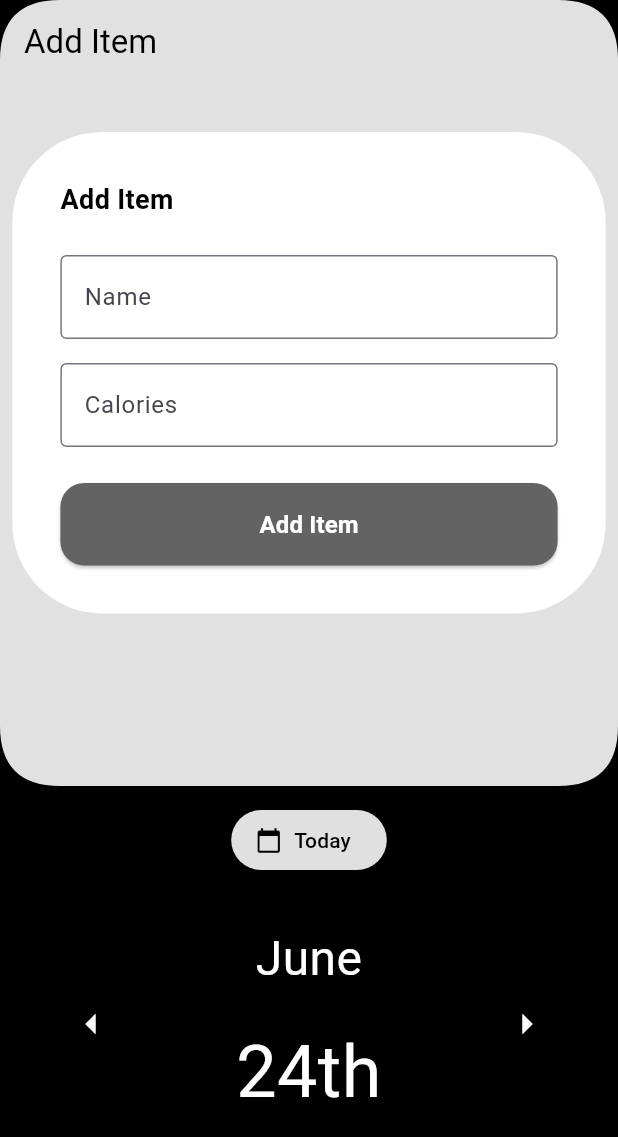
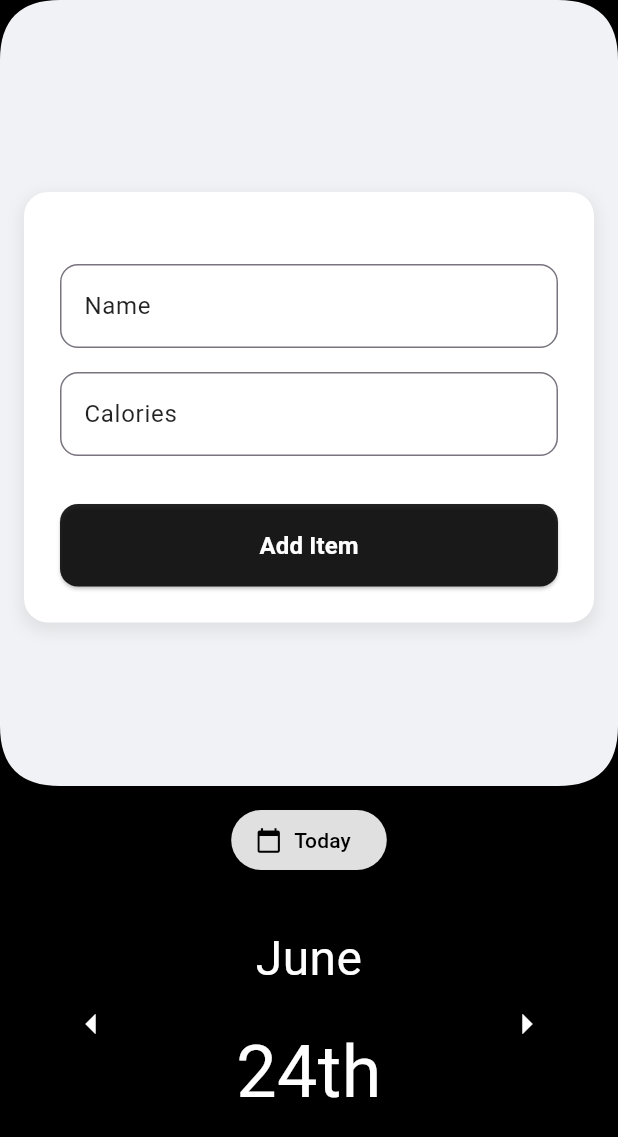
Before and after one commit to jackkslash/kaloria, a Flutter app: the AddPage screen opened by its route, on a phone screen of 412 x 824 dp. Shown: the top 1137 px of the screen. Run offline on Flutter 3.47's test engine with Material 3 defaults, Android fonts, the phone set to English and light mode, and no system bars; our stand-ins replace drift, drift_flutter, flutter_riverpod, go_router, riverpod_annotation; accounts and stored records are empty; generated files the repository leaves out were written again.

Commit message:
Add item logic updated

```diff
--- a/lib/screens/add.dart
+++ b/lib/screens/add.dart
@@ -1,8 +1,12 @@
+import 'dart:async';
+
 import 'package:flutter/material.dart';
 import 'package:flutter_riverpod/flutter_riverpod.dart';
+import 'package:go_router/go_router.dart';
 import 'package:kaloria/controller/date_controller.dart';
 import 'package:kaloria/controller/diary_controller.dart';
 import 'package:kaloria/controller/item_controller.dart';
+import 'package:kaloria/controller/navbar_controller.dart';
 import 'package:kaloria/models/item.dart';
 
 class AddPage extends ConsumerStatefulWidget {
@@ -22,13 +26,7 @@ class _AddPageState extends ConsumerState<AddPage> {
     final selectedDate = ref.watch(selectedDateProvider);
 
     return Scaffold(
-      backgroundColor: const Color.fromARGB(255, 225, 225, 225),
-      appBar: AppBar(
-        title: const Text('Add Item'),
-        backgroundColor: Colors.transparent,
-        elevation: 0,
-        foregroundColor: Colors.black,
-      ),
+      backgroundColor: const Color(0xFFF0F2F5),
       body: FutureBuilder<Map<String, dynamic>?>(
         future: ref
             .read(diaryEntriesNotifierProvider.notifier)
@@ -39,50 +37,56 @@ class _AddPageState extends ConsumerState<AddPage> {
           }
           final diaryEntry = snapshot.data?['diaryEntry'];
           if (diaryEntry == null) {
-            return const Center(child: Text('No diary entry for this date.'));
+            return const Center(
+              child: Text(
+                'No diary entry for this date.',
+                style: TextStyle(color: Colors.grey),
+              ),
+            );
           }
+          return _buildAddItemForm(diaryEntry);
+        },
+      ),
+    );
+  }
+
+  Widget _buildAddItemForm(dynamic diaryEntry) {
     return SingleChildScrollView(
       child: Center(
         child: Padding(
-                padding: const EdgeInsets.only(top: 32, bottom: 8),
-                child: FractionallySizedBox(
-                  widthFactor: 0.96,
+          padding: const EdgeInsets.symmetric(
+            horizontal: 16.0,
+            vertical: 128.0,
+          ),
           child: Container(
-                    padding: const EdgeInsets.all(32),
+            padding: const EdgeInsets.all(24.0),
             decoration: BoxDecoration(
-                      color: const Color.fromARGB(255, 255, 255, 255),
-                      borderRadius: BorderRadius.circular(60),
+              color: Colors.white,
+              borderRadius: BorderRadius.circular(16.0),
+              boxShadow: [
+                BoxShadow(
+                  color: Colors.grey.withValues(alpha: 0.2),
+                  spreadRadius: 2,
+                  blurRadius: 8,
+                  offset: const Offset(0, 4),
+                ),
+              ],
             ),
             child: Form(
               key: _formKey,
               child: Column(
-                        crossAxisAlignment: CrossAxisAlignment.start,
+                crossAxisAlignment: CrossAxisAlignment.stretch,
                 children: [
-                          const Text(
-                            'Add Item',
-                            style: TextStyle(
-                              fontSize: 18,
-                              fontWeight: FontWeight.bold,
-                              color: Colors.black,
-                            ),
-                          ),
                   const SizedBox(height: 24),
-                          TextFormField(
-                            decoration: const InputDecoration(
+                  _buildTextFormField(
                     labelText: 'Name',
-                              border: OutlineInputBorder(),
-                            ),
                     onSaved: (val) => _name = val ?? '',
-                            validator: (val) => val == null || val.isEmpty
-                                ? 'Enter a name'
-                                : null,
+                    validator: (val) =>
+                        val == null || val.isEmpty ? 'Enter a name' : null,
                   ),
                   const SizedBox(height: 16),
-                          TextFormField(
-                            decoration: const InputDecoration(
+                  _buildTextFormField(
                     labelText: 'Calories',
-                              border: OutlineInputBorder(),
-                            ),
                     keyboardType: TextInputType.number,
                     onSaved: (val) =>
                         _calories = double.tryParse(val ?? '') ?? 0,
@@ -91,28 +95,54 @@ class _AddPageState extends ConsumerState<AddPage> {
                         ? 'Enter calories'
                         : null,
                   ),
-                          const SizedBox(height: 24),
-                          SizedBox(
-                            width: double.infinity,
-                            child: ElevatedButton(
+                  const SizedBox(height: 32),
+                  _buildSubmitButton(diaryEntry),
+                ],
+              ),
+            ),
+          ),
+        ),
+      ),
+    );
+  }
+
+  Widget _buildTextFormField({
+    required String labelText,
+    TextInputType? keyboardType,
+    required FormFieldSetter<String> onSaved,
+    required FormFieldValidator<String> validator,
+  }) {
+    return TextFormField(
+      cursorColor: Colors.black87,
+      decoration: InputDecoration(
+        labelText: labelText,
+        labelStyle: const TextStyle(color: Colors.black87),
+        border: OutlineInputBorder(borderRadius: BorderRadius.circular(12.0)),
+        focusedBorder: OutlineInputBorder(
+          borderRadius: BorderRadius.circular(12.0),
+          borderSide: const BorderSide(color: Colors.black87, width: 2.0),
+        ),
+      ),
+      keyboardType: keyboardType,
+      onSaved: onSaved,
+      validator: validator,
+    );
+  }
+
+  Widget _buildSubmitButton(dynamic diaryEntry) {
+    return ElevatedButton(
       style: ElevatedButton.styleFrom(
-                                backgroundColor: const Color.fromARGB(
-                                  255,
-                                  99,
-                                  99,
-                                  99,
-                                ),
+        backgroundColor: Colors.black87,
         foregroundColor: Colors.white,
         shape: RoundedRectangleBorder(
-                                  borderRadius: BorderRadius.circular(16),
+          borderRadius: BorderRadius.circular(12.0),
         ),
-                                padding: const EdgeInsets.symmetric(
-                                  vertical: 16,
-                                ),
+        padding: const EdgeInsets.symmetric(vertical: 16),
       ),
       onPressed: () async {
-                                if (_formKey.currentState?.validate() ??
-                                    false) {
+        if (!(_formKey.currentState?.validate() ?? false)) {
+          return;
+        }
         _formKey.currentState?.save();
         final item = ItemEntry(
           id: 0,
@@ -121,40 +151,29 @@ class _AddPageState extends ConsumerState<AddPage> {
           calories: _calories,
           createdAt: DateTime.now(),
         );
-                                  await ref
-                                      .read(
-                                        itemEntriesNotifierProvider.notifier,
-                                      )
-                                      .addItem(item);
-                                  _formKey.currentState?.reset();
-                                  if (mounted) {
+
+        await ref.read(itemEntriesNotifierProvider.notifier).addItem(item);
+
+        if (!mounted) return;
+
         ScaffoldMessenger.of(context).showSnackBar(
           const SnackBar(
             content: Text('Item added!'),
+            duration: Duration(seconds: 1),
+          ),
+        );
+        ref.read(navBarProvider.notifier).collapseAll();
+
+        await Future.delayed(const Duration(seconds: 1));
+
+        if (!mounted) return;
+
+        context.go('/home');
+      },
+      child: const Text(
+        'Add Item',
+        style: TextStyle(fontWeight: FontWeight.bold, fontSize: 16),
       ),
     );
   }
 }
-                              },
-                              child: const Text(
-                                'Add Item',
-                                style: TextStyle(
-                                  fontWeight: FontWeight.bold,
-                                  fontSize: 16,
-                                ),
-                              ),
-                            ),
-                          ),
-                        ],
-                      ),
-                    ),
-                  ),
-                ),
-              ),
-            ),
-          );
-        },
-      ),
-    );
-  }
-}
--- a/lib/widgets/expanded_bottom_nav.dart
+++ b/lib/widgets/expanded_bottom_nav.dart
@@ -244,7 +244,9 @@ class _ExpandableBottomNavState extends ConsumerState<ExpandableBottomNav> {
             : Colors.white,
         padding: const EdgeInsets.symmetric(horizontal: 32.0),
       ),
-      child: const Icon(Icons.add, color: Colors.black),
+      child: state.expanded == ExpandedSection.add
+          ? const Text('Back', style: TextStyle(color: Colors.black))
+          : const Icon(Icons.add, color: Colors.black),
     );
   }
 
```
Lines whose indentation alone changed are shown as unchanged.
